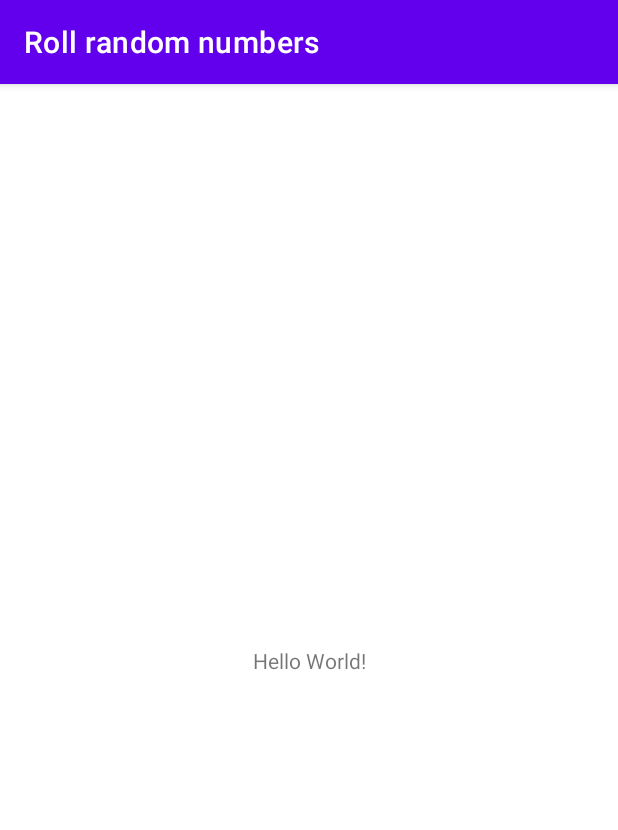
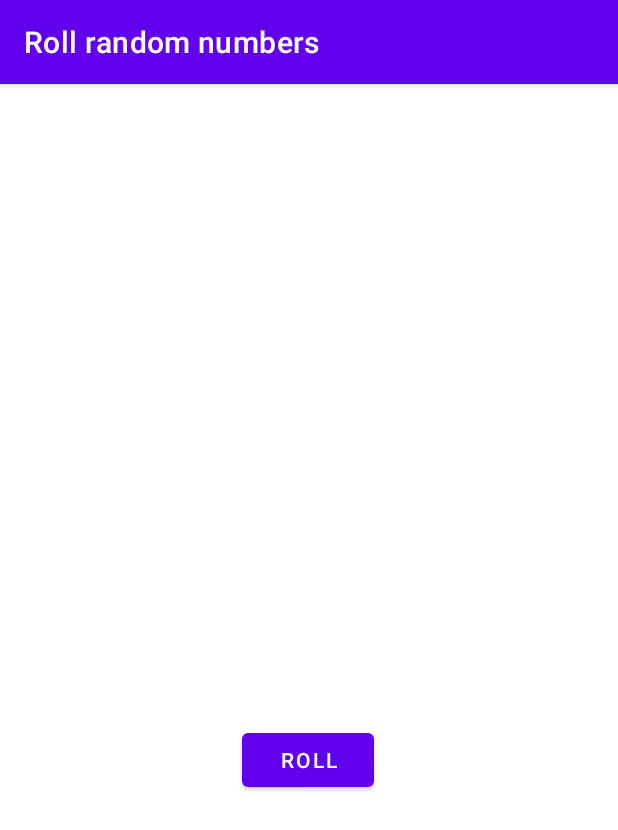
Before and after one commit to alazizd73/Roll-random-numbers, an Android app: the screen it shows after launch (MainActivity), on a phone screen of 412 x 824 dp. Shown: the top 830 px of the screen. Run offline under Robolectric (Android 15) with nearby library versions, the phone set to English and light mode, and no system bars.

Commit message:
added btn function

```diff
--- /dev/null
+++ b/app/src/main/java/com/example/rollrandomnumbers/Dice.kt
@@ -0,0 +1,12 @@
+package com.example.rollrandomnumbers
+
+import android.widget.Toast
+import android.widget.Toast.makeText
+
+class Dice(val numSides: Int) {
+    fun roll(main : MainActivity): Int {
+        val toast = makeText(main, "Rolled!", Toast.LENGTH_SHORT)
+        toast.show()
+        return (1..numSides).random()
+    }
+}
--- a/app/src/main/java/com/example/rollrandomnumbers/MainActivity.kt
+++ b/app/src/main/java/com/example/rollrandomnumbers/MainActivity.kt
@@ -1,11 +1,19 @@
 package com.example.rollrandomnumbers
 
+import android.os.Bundle
+import android.widget.Button
+import android.widget.TextView
 import androidx.appcompat.app.AppCompatActivity
-import android.os.Bundle
 
 class MainActivity : AppCompatActivity() {
     override fun onCreate(savedInstanceState: Bundle?) {
         super.onCreate(savedInstanceState)
         setContentView(R.layout.activity_main)
+        val rollButton: Button = findViewById(R.id.roll_btn)
+        rollButton.setOnClickListener {
+            val resultTextView: TextView = findViewById(R.id.rollResult_txt)
+            val randomNumber = Dice(6);
+            resultTextView.text = randomNumber.roll(this).toString()
+        }
     }
 }
--- a/app/src/main/res/layout/activity_main.xml
+++ b/app/src/main/res/layout/activity_main.xml
@@ -7,12 +7,27 @@
     tools:context=".MainActivity">
 
     <TextView
+        android:id="@+id/rollResult_txt"
         android:layout_width="wrap_content"
         android:layout_height="wrap_content"
-        android:text="Hello World!"
+        android:textSize="34sp"
         app:layout_constraintBottom_toBottomOf="parent"
         app:layout_constraintLeft_toLeftOf="parent"
         app:layout_constraintRight_toRightOf="parent"
-        app:layout_constraintTop_toTopOf="parent" />
+        app:layout_constraintTop_toTopOf="parent"
+        tools:text="1" />
+
+    <Button
+        android:id="@+id/roll_btn"
+        android:layout_width="wrap_content"
+        android:layout_height="wrap_content"
+        android:layout_marginTop="20dp"
+        android:text="@string/roll"
+        app:layout_constraintBottom_toBottomOf="parent"
+        app:layout_constraintEnd_toEndOf="parent"
+        app:layout_constraintHorizontal_bias="0.498"
+        app:layout_constraintStart_toStartOf="parent"
+        app:layout_constraintTop_toBottomOf="@+id/rollResult_txt"
+        app:layout_constraintVertical_bias="0.0" />
 
 </androidx.constraintlayout.widget.ConstraintLayout>
--- a/app/src/main/res/values/strings.xml
+++ b/app/src/main/res/values/strings.xml
@@ -1,3 +1,4 @@
 <resources>
     <string name="app_name">Roll random numbers</string>
+    <string name="roll">Roll</string>
 </resources>
```
